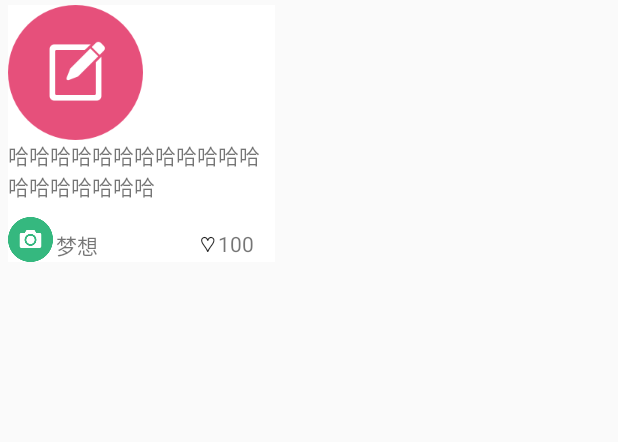
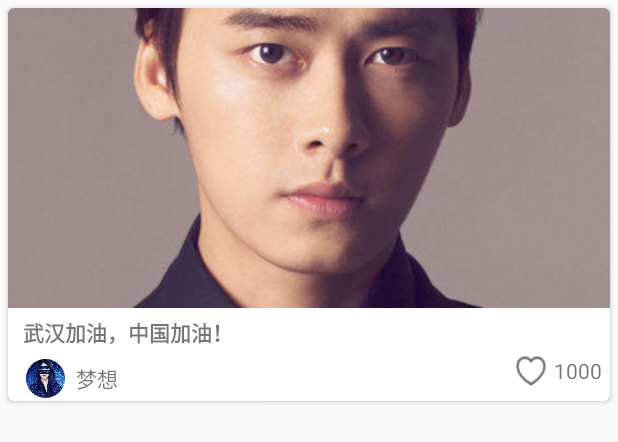
Before and after one commit to wenwudeng/MyWork, an Android app: the layout home_item.xml on its own in the app's theme, with its tools: preview values and no code run, on a phone screen of 412 x 824 dp. Shown: the top 442 px of the screen. Run offline under Robolectric (Android 15) with nearby library versions, the phone set to English and light mode, and no system bars.

Commit message:
优化首页模块item

```diff
--- a/app/src/main/java/com/wenwu/pm/home/fragment/HomeRecommendFragment.java
+++ b/app/src/main/java/com/wenwu/pm/home/fragment/HomeRecommendFragment.java
@@ -35,9 +35,9 @@ public class HomeRecommendFragment extends Fragment {
 
     public void init() {
         for (int i = 0; i < 8; i++) {
-            UserEditInfo userEditInfo = new UserEditInfo("抗战疫情", R.mipmap.pic3, "中国加油,武汉加油!", "梦想", R.mipmap.pic4,100);
+            UserEditInfo userEditInfo = new UserEditInfo("抗战疫情", R.drawable.dog, "中国加油,武汉加油!", "梦想", R.mipmap.pic4,100);
             userEditInfoList.add(userEditInfo);
-            UserEditInfo userEditInfo1 = new UserEditInfo("抗战疫情", R.mipmap.pic1, "中国加油,武汉加油!", "梦想", R.mipmap.pic2,100);
+            UserEditInfo userEditInfo1 = new UserEditInfo("抗战疫情", R.drawable.dog1, "中国加油,武汉加油!", "梦想", R.mipmap.pic2,100);
             userEditInfoList.add(userEditInfo1);
         }
     }
--- a/app/src/main/java/com/wenwu/pm/message/fragment/MessageFragment.java
+++ b/app/src/main/java/com/wenwu/pm/message/fragment/MessageFragment.java
@@ -101,10 +101,8 @@ public class MessageFragment extends Fragment {
         return super.getContext();
     }
 
-    private void init() {
-        for (int i = 0; i < 2; i++) {
+    public void init() {
             MessageListItem listItem = new MessageListItem(R.drawable.ic_invite_more, "系统消息", "喜大普奔TT,您的用户等级从Lv1升级到Lv2!我的世界世界", "15分钟前");
             listItems.add(listItem);
-        }
     }
 }
--- a/app/src/main/res/layout/home_item.xml
+++ b/app/src/main/res/layout/home_item.xml
@@ -1,63 +1,87 @@
 <?xml version="1.0" encoding="utf-8"?>
-<LinearLayout xmlns:android="http://schemas.android.com/apk/res/android"
-    android:orientation="vertical"
-    android:layout_width="178dp"
+<androidx.cardview.widget.CardView xmlns:android="http://schemas.android.com/apk/res/android"
+    xmlns:app="http://schemas.android.com/apk/res-auto"
+    android:layout_width="match_parent"
     android:layout_height="wrap_content"
-    android:layout_marginStart="5dp"
-    android:layout_marginTop="3dp"
-    android:background="@color/white"
-    >
+    android:layout_margin="5dp"
+    app:cardCornerRadius="4dp">
+
+    <LinearLayout
+        android:layout_width="match_parent"
+        android:layout_height="wrap_content"
+        android:orientation="vertical">
 
         <ImageView
             android:id="@+id/userUploadImg"
-        android:layout_width="wrap_content"
+            android:layout_width="match_parent"
+            android:layout_height="200dp"
             android:contentDescription="img"
-        android:layout_height="wrap_content"
-        android:src="@mipmap/pic1"/>
+            android:scaleType="centerCrop"
+            android:src="@drawable/li" />
 
         <TextView
             android:id="@+id/userUpLoadText"
             android:layout_width="wrap_content"
             android:layout_height="wrap_content"
-        android:text="哈哈哈哈哈哈哈哈哈哈哈哈哈哈哈哈哈哈哈"
-        />
+            android:layout_marginTop="5dp"
+            android:layout_marginStart="10dp"
+            android:textStyle="bold"
+            android:text="武汉加油，中国加油！" />
 
-    <RelativeLayout
+        <LinearLayout
             android:layout_width="match_parent"
-        android:layout_height="wrap_content">
+            android:layout_height="wrap_content"
+            android:orientation="horizontal"
+            android:layout_marginTop="5dp"
+            android:layout_marginStart="10dp">
 
-        <ImageView
-            android:id="@+id/user_Photo"
+            <de.hdodenhof.circleimageview.CircleImageView
+                android:id="@+id/user_photo"
                 android:layout_width="30dp"
                 android:layout_height="30dp"
-            android:layout_marginTop="10dp"
-            android:src="@mipmap/pic2" />
+                android:layout_gravity="center_vertical"
+                android:src="@drawable/img"
+                app:civ_border_width="2dp"
+                app:civ_border_color="#0000" />
 
             <TextView
                 android:id="@+id/user_id"
                 android:layout_width="wrap_content"
                 android:layout_height="wrap_content"
-            android:layout_marginTop="18dp"
-            android:layout_marginStart="32dp"
+                android:layout_marginStart="5dp"
+                android:layout_gravity="center_vertical"
                 android:text="梦想" />
+
+            <RelativeLayout
+                android:layout_width="wrap_content"
+                android:layout_height="wrap_content">
+
+                <LinearLayout
+                    android:layout_width="wrap_content"
+                    android:layout_height="wrap_content"
+                    android:layout_alignParentRight="true"
+                    android:layout_marginEnd="5dp"
+                    android:orientation="horizontal">
 
                 <Button
                     android:id="@+id/user_favourButton"
-            android:layout_width="73dp"
-            android:layout_height="21dp"
-            android:layout_marginTop="18dp"
-            android:layout_marginStart="65dp"
-            android:gravity="end"
-            android:background="@null"
-            android:text="♡" />
+                    android:layout_width="20dp"
+                    android:layout_height="20dp"
+                    android:layout_alignParentRight="true"
+                    android:background="@mipmap/icon_upvote"
+                     />
 
                 <TextView
                     android:id="@+id/user_favourCount"
                     android:layout_width="wrap_content"
                     android:layout_height="wrap_content"
-            android:layout_marginTop="18dp"
-            android:layout_marginStart="140dp"
-            android:text="100" />
+                    android:layout_gravity="center_vertical"
+                    android:layout_marginStart="5dp"
+                    android:text="1000" />
+                </LinearLayout>
+
             </RelativeLayout>
+        </LinearLayout>
 
     </LinearLayout>
+</androidx.cardview.widget.CardView>
```
Also changed, not shown: app/src/main/java/com/wenwu/pm/home/adapter/HomeRecyclerAdapter.java (+20 -10 lines), app/src/main/java/com/wenwu/pm/home/fragment/HomeConcernFragment.java (+4 -3 lines), app/src/main/res/drawable/cat.png (added), app/src/main/res/drawable/chen.jpg (added), app/src/main/res/drawable/dog.jpg (added), app/src/main/res/drawable/dog1.png (added), app/src/main/res/drawable/li.jpg (added), app/src/main/res/mipmap-xhdpi/icon_upvote.png (added), app/src/main/res/mipmap-xhdpi/icon_upvoted.png (added). Lines whose indentation alone changed are shown as unchanged.
